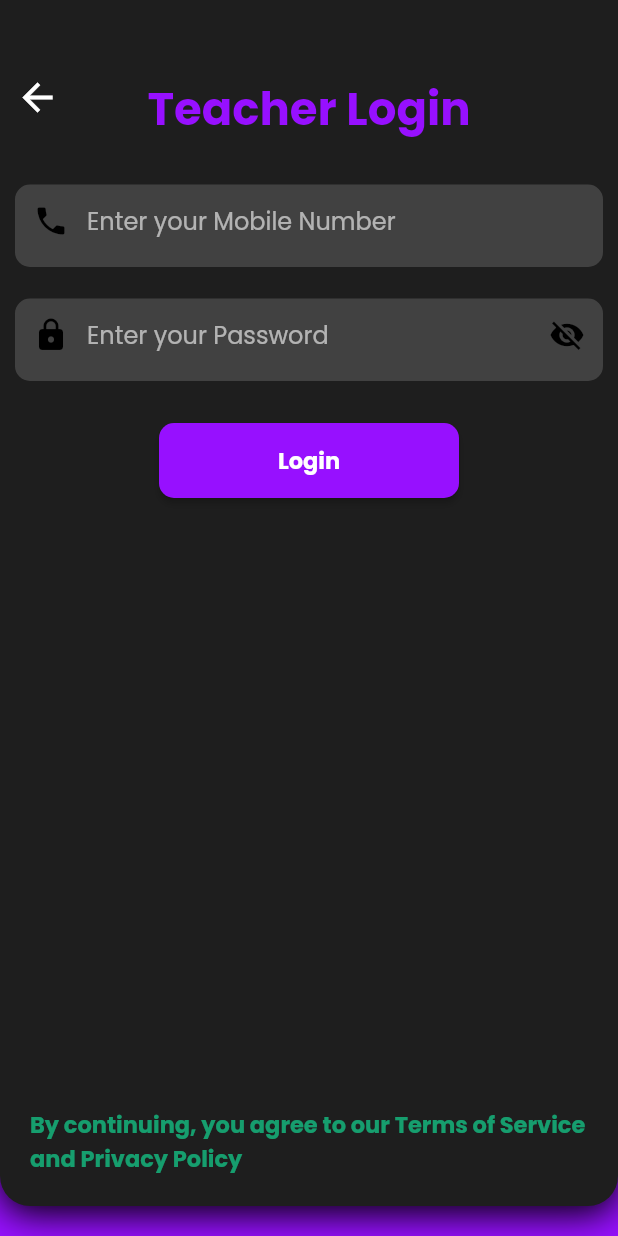
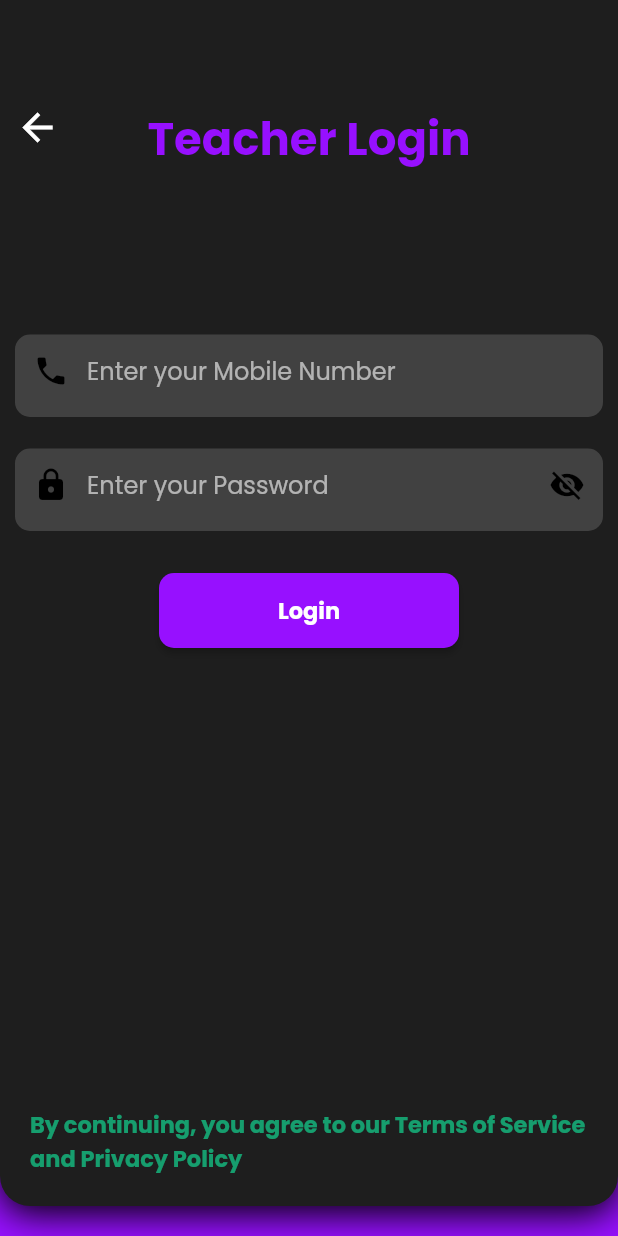
Before and after one commit to Ayushpanditmoto/kids_palace_school, a Flutter app: the LoginTeacher screen opened by its route, on a phone screen of 412 x 824 dp. Run offline on Flutter 3.47's test engine with Material 2 defaults, Android fonts, the phone set to English and light mode, and no system bars; our stand-ins replace firebase_auth, firebase_core, font_awesome_flutter, google_fonts; accounts and stored records are empty.

Commit message:
feat: ui improvement

```diff
--- a/lib/Pages/login_student.dart
+++ b/lib/Pages/login_student.dart
@@ -74,7 +74,7 @@ class _LoginStudentState extends State<LoginStudent> {
             ),
           ),
           Positioned(
-            top: 50,
+            top: 100,
             left: 0,
             child: SizedBox(
               height: MediaQuery.of(context).size.height - 100,
@@ -93,7 +93,7 @@ class _LoginStudentState extends State<LoginStudent> {
                               fontWeight: FontWeight.bold,
                             )),
                         const SizedBox(
-                          height: 20,
+                          height: 100,
                         ),
                         TextEnterArea(
                           controller: mobileC,
--- a/lib/Pages/login_teacher.dart
+++ b/lib/Pages/login_teacher.dart
@@ -60,7 +60,7 @@ class _LoginTeacherState extends State<LoginTeacher> {
             ),
           ),
           Positioned(
-            top: 50,
+            top: 70,
             left: 10,
             child: InkWell(
               onTap: () {
@@ -74,7 +74,7 @@ class _LoginTeacherState extends State<LoginTeacher> {
             ),
           ),
           Positioned(
-            top: 50,
+            top: 70,
             left: 0,
             child: SizedBox(
               height: MediaQuery.of(context).size.height - 100,
@@ -93,7 +93,7 @@ class _LoginTeacherState extends State<LoginTeacher> {
                               fontWeight: FontWeight.bold,
                             )),
                         const SizedBox(
-                          height: 20,
+                          height: 100,
                         ),
                         TextEnterArea(
                           controller: mobileC,
--- a/lib/Pages/online_admission.dart
+++ b/lib/Pages/online_admission.dart
@@ -109,6 +109,7 @@ class _OnlineAdmissionState extends State<OnlineAdmission> {
                   child: Column(
                 children: <Widget>[
                   Form(
+                    autovalidateMode: AutovalidateMode.onUserInteraction,
                     key: formKey,
                     child: Column(
                       children: [
@@ -193,6 +194,7 @@ class _OnlineAdmissionState extends State<OnlineAdmission> {
                           controller: addressC,
                           focusNode: addressF,
                           textInputAction: TextInputAction.next,
+                          onChanged: (p0) {},
                           hintText: 'Enter Address',
                           prefixIcon: Icon(
                             Icons.location_on,
```
